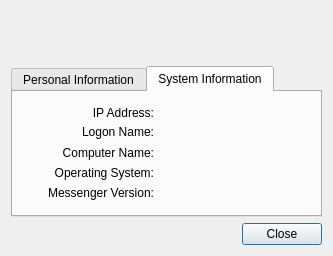
Above: lmc/src/userinfodialog.ui from connLAN/LanMessageClient before the change. Below: the same form after it.
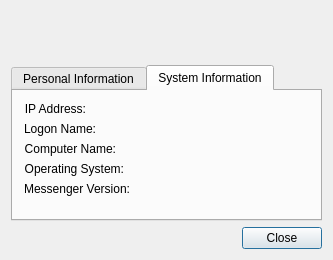
That is the form after the change. The open tabs and pages were chosen to show the change.

Diff of the .ui file:
```diff
--- a/lmc/src/userinfodialog.ui
+++ b/lmc/src/userinfodialog.ui
@@ -10,7 +10,7 @@
     <x>0</x>
     <y>0</y>
     <width>329</width>
-    <height>256</height>
+    <height>260</height>
    </rect>
   </property>
   <property name="windowTitle">
@@ -93,57 +93,41 @@
       <attribute name="title">
        <string>Personal Information</string>
       </attribute>
+      <layout class="QVBoxLayout" name="verticalLayout_6">
+       <item>
+        <layout class="QHBoxLayout" name="horizontalLayout_3">
+         <item>
+          <layout class="QVBoxLayout" name="verticalLayout_3">
+           <item>
       <widget class="QLabel" name="lblFirstNameDesc">
-       <property name="geometry">
-        <rect>
-         <x>10</x>
-         <y>10</y>
-         <width>131</width>
-         <height>16</height>
-        </rect>
-       </property>
        <property name="text">
         <string>First Name:</string>
        </property>
       </widget>
+           </item>
+           <item>
+            <widget class="QLineEdit" name="txtFirstName">
+             <property name="text">
+              <string>N/A</string>
+             </property>
+             <property name="readOnly">
+              <bool>true</bool>
+             </property>
+            </widget>
+           </item>
+          </layout>
+         </item>
+         <item>
+          <layout class="QVBoxLayout" name="verticalLayout_4">
+           <item>
       <widget class="QLabel" name="lblLastNameDesc">
-       <property name="geometry">
-        <rect>
-         <x>165</x>
-         <y>10</y>
-         <width>131</width>
-         <height>16</height>
-        </rect>
-       </property>
        <property name="text">
         <string>Last Name:</string>
        </property>
       </widget>
-      <widget class="QLineEdit" name="txtFirstName">
-       <property name="geometry">
-        <rect>
-         <x>10</x>
-         <y>30</y>
-         <width>131</width>
-         <height>20</height>
-        </rect>
-       </property>
-       <property name="text">
-        <string>N/A</string>
-       </property>
-       <property name="readOnly">
-        <bool>true</bool>
-       </property>
-      </widget>
+           </item>
+           <item>
       <widget class="QLineEdit" name="txtLastName">
-       <property name="geometry">
-        <rect>
-         <x>165</x>
-         <y>30</y>
-         <width>131</width>
-         <height>20</height>
-        </rect>
-       </property>
        <property name="text">
         <string>N/A</string>
        </property>
@@ -151,27 +135,27 @@
         <bool>true</bool>
        </property>
       </widget>
+           </item>
+          </layout>
+         </item>
+        </layout>
+       </item>
+       <item>
+        <layout class="QVBoxLayout" name="verticalLayout_5">
+         <item>
       <widget class="QLabel" name="lblAbout">
-       <property name="geometry">
-        <rect>
-         <x>10</x>
-         <y>60</y>
-         <width>281</width>
-         <height>16</height>
-        </rect>
-       </property>
        <property name="text">
         <string>About:</string>
        </property>
       </widget>
+         </item>
+         <item>
       <widget class="QPlainTextEdit" name="txtAbout">
-       <property name="geometry">
-        <rect>
-         <x>10</x>
-         <y>80</y>
-         <width>285</width>
+           <property name="maximumSize">
+            <size>
+             <width>16777215</width>
          <height>41</height>
-        </rect>
+            </size>
        </property>
        <property name="tabChangesFocus">
         <bool>true</bool>
@@ -186,62 +170,18 @@
         <string>N/A</string>
        </property>
       </widget>
+         </item>
+        </layout>
+       </item>
+      </layout>
      </widget>
      <widget class="QWidget" name="tabSystem">
       <attribute name="title">
        <string>System Information</string>
       </attribute>
-      <widget class="QLabel" name="lblOSNameDesc">
-       <property name="geometry">
-        <rect>
-         <x>0</x>
-         <y>70</y>
-         <width>141</width>
-         <height>21</height>
-        </rect>
-       </property>
-       <property name="text">
-        <string>Operating System:</string>
-       </property>
-       <property name="alignment">
-        <set>Qt::AlignRight|Qt::AlignTrailing|Qt::AlignVCenter</set>
-       </property>
-      </widget>
-      <widget class="QLabel" name="lblOSName">
-       <property name="geometry">
-        <rect>
-         <x>150</x>
-         <y>70</y>
-         <width>141</width>
-         <height>21</height>
-        </rect>
-       </property>
-       <property name="text">
-        <string>&lt;Operating System&gt;</string>
-       </property>
-      </widget>
-      <widget class="QLabel" name="lblLogonName">
-       <property name="geometry">
-        <rect>
-         <x>150</x>
-         <y>30</y>
-         <width>141</width>
-         <height>21</height>
-        </rect>
-       </property>
-       <property name="text">
-        <string>&lt;Logon Name&gt;</string>
-       </property>
-      </widget>
+      <layout class="QFormLayout" name="formLayout">
+       <item row="0" column="0">
       <widget class="QLabel" name="lblIPAddressDesc">
-       <property name="geometry">
-        <rect>
-         <x>0</x>
-         <y>10</y>
-         <width>141</width>
-         <height>21</height>
-        </rect>
-       </property>
        <property name="text">
         <string>IP Address:</string>
        </property>
@@ -249,73 +189,16 @@
         <set>Qt::AlignRight|Qt::AlignTrailing|Qt::AlignVCenter</set>
        </property>
       </widget>
-      <widget class="QLabel" name="lblVersionDesc">
-       <property name="geometry">
-        <rect>
-         <x>0</x>
-         <y>90</y>
-         <width>141</width>
-         <height>21</height>
-        </rect>
-       </property>
-       <property name="text">
-        <string>Messenger Version:</string>
-       </property>
-       <property name="alignment">
-        <set>Qt::AlignRight|Qt::AlignTrailing|Qt::AlignVCenter</set>
-       </property>
-      </widget>
-      <widget class="QLabel" name="lblVersion">
-       <property name="geometry">
-        <rect>
-         <x>150</x>
-         <y>90</y>
-         <width>141</width>
-         <height>21</height>
-        </rect>
-       </property>
-       <property name="text">
-        <string>&lt;Messenger Version&gt;</string>
-       </property>
-      </widget>
-      <widget class="QLabel" name="lblComputerNameDesc">
-       <property name="geometry">
-        <rect>
-         <x>0</x>
-         <y>50</y>
-         <width>141</width>
-         <height>21</height>
-        </rect>
-       </property>
-       <property name="text">
-        <string>Computer Name:</string>
-       </property>
-       <property name="alignment">
-        <set>Qt::AlignRight|Qt::AlignTrailing|Qt::AlignVCenter</set>
-       </property>
-      </widget>
+       </item>
+       <item row="0" column="1">
       <widget class="QLabel" name="lblIPAddress">
-       <property name="geometry">
-        <rect>
-         <x>150</x>
-         <y>10</y>
-         <width>141</width>
-         <height>21</height>
-        </rect>
-       </property>
        <property name="text">
         <string>&lt;IP Address&gt;</string>
        </property>
       </widget>
+       </item>
+       <item row="1" column="0">
       <widget class="QLabel" name="lblLogonNameDesc">
-       <property name="geometry">
-        <rect>
-         <x>0</x>
-         <y>30</y>
-         <width>141</width>
-         <height>20</height>
-        </rect>
-       </property>
        <property name="text">
         <string>Logon Name:</string>
        </property>
@@ -323,19 +206,66 @@
         <set>Qt::AlignRight|Qt::AlignTrailing|Qt::AlignVCenter</set>
        </property>
       </widget>
+       </item>
+       <item row="1" column="1">
+        <widget class="QLabel" name="lblLogonName">
+         <property name="text">
+          <string>&lt;Logon Name&gt;</string>
+         </property>
+        </widget>
+       </item>
+       <item row="2" column="0">
+        <widget class="QLabel" name="lblComputerNameDesc">
+         <property name="text">
+          <string>Computer Name:</string>
+         </property>
+         <property name="alignment">
+          <set>Qt::AlignRight|Qt::AlignTrailing|Qt::AlignVCenter</set>
+         </property>
+        </widget>
+       </item>
+       <item row="2" column="1">
       <widget class="QLabel" name="lblComputerName">
-       <property name="geometry">
-        <rect>
-         <x>150</x>
-         <y>50</y>
-         <width>141</width>
-         <height>21</height>
-        </rect>
-       </property>
        <property name="text">
         <string>&lt;Computer Name&gt;</string>
        </property>
       </widget>
+       </item>
+       <item row="3" column="0">
+        <widget class="QLabel" name="lblOSNameDesc">
+         <property name="text">
+          <string>Operating System:</string>
+         </property>
+         <property name="alignment">
+          <set>Qt::AlignRight|Qt::AlignTrailing|Qt::AlignVCenter</set>
+         </property>
+        </widget>
+       </item>
+       <item row="3" column="1">
+        <widget class="QLabel" name="lblOSName">
+         <property name="text">
+          <string>&lt;Operating System&gt;</string>
+         </property>
+        </widget>
+       </item>
+       <item row="4" column="0">
+        <widget class="QLabel" name="lblVersionDesc">
+         <property name="text">
+          <string>Messenger Version:</string>
+         </property>
+         <property name="alignment">
+          <set>Qt::AlignRight|Qt::AlignTrailing|Qt::AlignVCenter</set>
+         </property>
+        </widget>
+       </item>
+       <item row="4" column="1">
+        <widget class="QLabel" name="lblVersion">
+         <property name="text">
+          <string>&lt;Messenger Version&gt;</string>
+         </property>
+        </widget>
+       </item>
+      </layout>
      </widget>
     </widget>
    </item>
```
Lines whose indentation alone changed are shown as unchanged.
